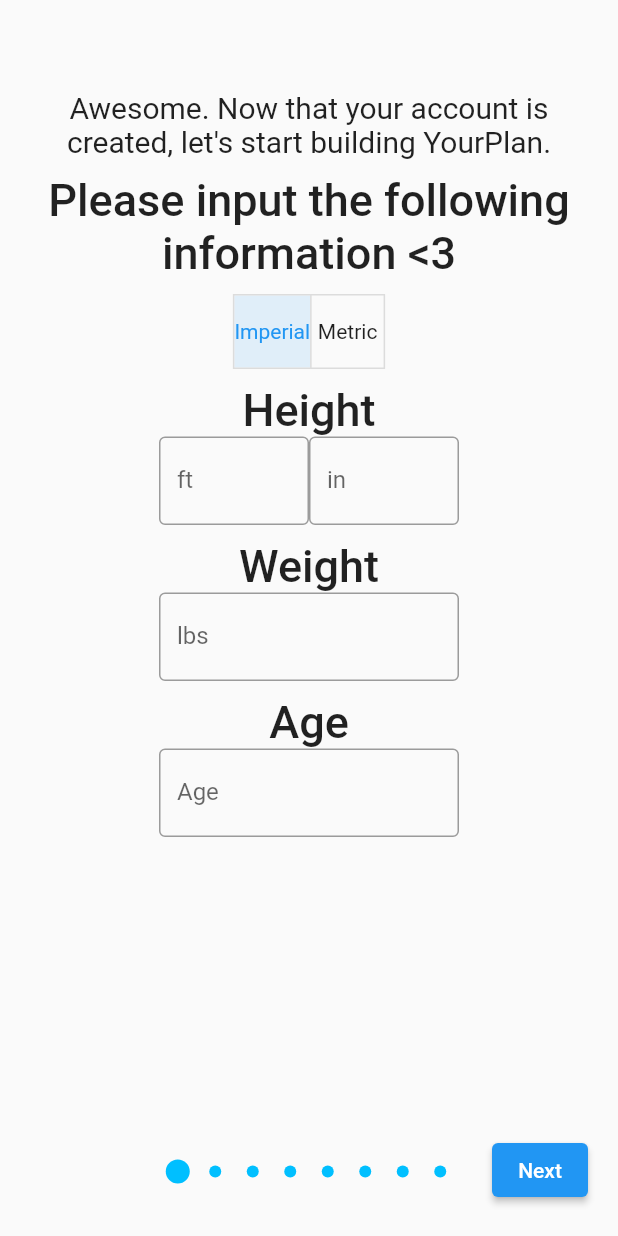
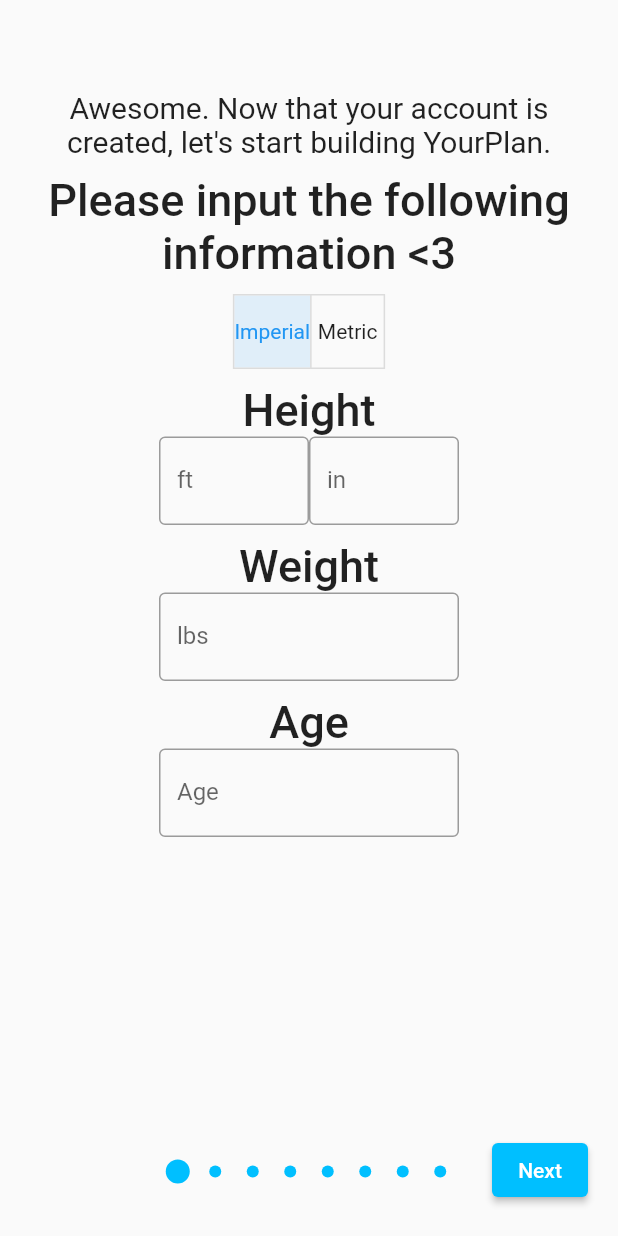
Before and after one commit to ypf-devteam/yourplanfitness, a Flutter app: the screen it shows after launch, after a tap on "Facebook", on a phone screen of 412 x 824 dp. Run offline on Flutter 3.47's test engine with Material 2 defaults, Android fonts, the phone set to English and light mode, and no system bars; our stand-ins replace firebase_auth, google_sign_in, simple_animations; missing offline and left inert: flutter_facebook_auth; accounts and stored records are empty; network calls fail; Roboto replaces fonts that are missing (Billy).

Commit message:
Fixed colour of next and back buttons to match dots

```diff
--- a/lib/QuestionnairePage.dart
+++ b/lib/QuestionnairePage.dart
@@ -304,6 +304,10 @@ class _QuestionnairePageState extends State<QuestionnairePage> {
                             Padding(
                               padding: EdgeInsets.all(20.0),
                               child: ElevatedButton(
+                                  style: ButtonStyle(
+                                      backgroundColor: MaterialStateProperty
+                                          .resolveWith<Color>(
+                                              (states) => Color(0xFF00BFFF))),
                                   onPressed: () {
                                     liquidController.animateToPage(
                                         page: liquidController.currentPage + 1 >
@@ -609,6 +613,10 @@ class _QuestionnairePageState extends State<QuestionnairePage> {
                             Padding(
                               padding: EdgeInsets.all(20.0),
                               child: ElevatedButton(
+                                  style: ButtonStyle(
+                                      backgroundColor: MaterialStateProperty
+                                          .resolveWith<Color>(
+                                              (states) => Color(0xFF00BFFF))),
                                   onPressed: () {
                                     liquidController.animateToPage(
                                         page: liquidController.currentPage -
@@ -622,6 +630,10 @@ class _QuestionnairePageState extends State<QuestionnairePage> {
                             Padding(
                               padding: EdgeInsets.all(20.0),
                               child: ElevatedButton(
+                                  style: ButtonStyle(
+                                      backgroundColor: MaterialStateProperty
+                                          .resolveWith<Color>(
+                                              (states) => Color(0xFF00BFFF))),
                                   onPressed: () {
                                     liquidController.animateToPage(
                                         page: liquidController.currentPage + 1 >
@@ -1110,6 +1122,10 @@ class _QuestionnairePageState extends State<QuestionnairePage> {
                             Padding(
                               padding: EdgeInsets.all(20.0),
                               child: ElevatedButton(
+                                  style: ButtonStyle(
+                                      backgroundColor: MaterialStateProperty
+                                          .resolveWith<Color>(
+                                              (states) => Color(0xFF00BFFF))),
                                   onPressed: () {
                                     liquidController.animateToPage(
                                         page: liquidController.currentPage -
@@ -1123,6 +1139,10 @@ class _QuestionnairePageState extends State<QuestionnairePage> {
                             Padding(
                               padding: EdgeInsets.all(20.0),
                               child: ElevatedButton(
+                                  style: ButtonStyle(
+                                      backgroundColor: MaterialStateProperty
+                                          .resolveWith<Color>(
+                                              (states) => Color(0xFF00BFFF))),
                                   onPressed: () {
                                     liquidController.animateToPage(
                                         page: liquidController.currentPage + 1 >
@@ -1203,6 +1223,10 @@ class _QuestionnairePageState extends State<QuestionnairePage> {
                             Padding(
                               padding: EdgeInsets.all(20.0),
                               child: ElevatedButton(
+                                  style: ButtonStyle(
+                                      backgroundColor: MaterialStateProperty
+                                          .resolveWith<Color>(
+                                              (states) => Color(0xFF00BFFF))),
                                   onPressed: () {
                                     liquidController.animateToPage(
                                         page: liquidController.currentPage -
@@ -1216,6 +1240,10 @@ class _QuestionnairePageState extends State<QuestionnairePage> {
                             Padding(
                               padding: EdgeInsets.all(20.0),
                               child: ElevatedButton(
+                                  style: ButtonStyle(
+                                      backgroundColor: MaterialStateProperty
+                                          .resolveWith<Color>(
+                                              (states) => Color(0xFF00BFFF))),
                                   onPressed: () {
                                     liquidController.animateToPage(
                                         page: liquidController.currentPage + 1 >
@@ -1375,6 +1403,10 @@ class _QuestionnairePageState extends State<QuestionnairePage> {
                             Padding(
                               padding: EdgeInsets.all(20.0),
                               child: ElevatedButton(
+                                  style: ButtonStyle(
+                                      backgroundColor: MaterialStateProperty
+                                          .resolveWith<Color>(
+                                              (states) => Color(0xFF00BFFF))),
                                   onPressed: () {
                                     liquidController.animateToPage(
                                         page: liquidController.currentPage -
@@ -1388,6 +1420,10 @@ class _QuestionnairePageState extends State<QuestionnairePage> {
                             Padding(
                               padding: EdgeInsets.all(20.0),
                               child: ElevatedButton(
+                                  style: ButtonStyle(
+                                      backgroundColor: MaterialStateProperty
+                                          .resolveWith<Color>(
+                                              (states) => Color(0xFF00BFFF))),
                                   onPressed: () {
                                     liquidController.animateToPage(
                                         page: liquidController.currentPage + 1 >
@@ -1469,6 +1505,10 @@ class _QuestionnairePageState extends State<QuestionnairePage> {
                             Padding(
                               padding: EdgeInsets.all(20.0),
                               child: ElevatedButton(
+                                  style: ButtonStyle(
+                                      backgroundColor: MaterialStateProperty
+                                          .resolveWith<Color>(
+                                              (states) => Color(0xFF00BFFF))),
                                   onPressed: () {
                                     liquidController.animateToPage(
                                         page: liquidController.currentPage -
@@ -1482,6 +1522,10 @@ class _QuestionnairePageState extends State<QuestionnairePage> {
                             Padding(
                               padding: EdgeInsets.all(20.0),
                               child: ElevatedButton(
+                                  style: ButtonStyle(
+                                      backgroundColor: MaterialStateProperty
+                                          .resolveWith<Color>(
+                                              (states) => Color(0xFF00BFFF))),
                                   onPressed: () {
                                     liquidController.animateToPage(
                                         page: liquidController.currentPage + 1 >
@@ -1836,6 +1880,10 @@ class _QuestionnairePageState extends State<QuestionnairePage> {
                             Padding(
                               padding: EdgeInsets.all(20.0),
                               child: ElevatedButton(
+                                  style: ButtonStyle(
+                                      backgroundColor: MaterialStateProperty
+                                          .resolveWith<Color>(
+                                              (states) => Color(0xFF00BFFF))),
                                   onPressed: () {
                                     liquidController.animateToPage(
                                         page: liquidController.currentPage -
@@ -1849,6 +1897,10 @@ class _QuestionnairePageState extends State<QuestionnairePage> {
                             Padding(
                               padding: EdgeInsets.all(20.0),
                               child: ElevatedButton(
+                                  style: ButtonStyle(
+                                      backgroundColor: MaterialStateProperty
+                                          .resolveWith<Color>(
+                                              (states) => Color(0xFF00BFFF))),
                                   onPressed: () {
                                     liquidController.animateToPage(
                                         page: liquidController.currentPage + 1 >
@@ -2046,6 +2098,10 @@ class _QuestionnairePageState extends State<QuestionnairePage> {
                             Padding(
                               padding: EdgeInsets.all(20.0),
                               child: ElevatedButton(
+                                  style: ButtonStyle(
+                                      backgroundColor: MaterialStateProperty
+                                          .resolveWith<Color>(
+                                              (states) => Color(0xFF00BFFF))),
                                   onPressed: () {
                                     liquidController.animateToPage(
                                         page: liquidController.currentPage -
@@ -2059,6 +2115,10 @@ class _QuestionnairePageState extends State<QuestionnairePage> {
                             Padding(
                               padding: EdgeInsets.all(20.0),
                               child: ElevatedButton(
+                                  style: ButtonStyle(
+                                      backgroundColor: MaterialStateProperty
+                                          .resolveWith<Color>(
+                                              (states) => Color(0xFF00BFFF))),
                                   onPressed: () {
                                     liquidController.animateToPage(
                                         page: liquidController.currentPage + 1 >
```
